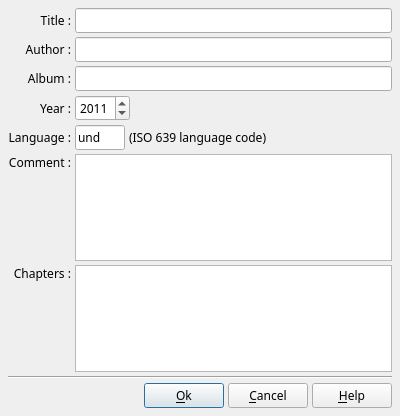
Above: src/ffDiaporama/DlgffDPjrProperties/DlgffDPjrProperties.ui from boenki/ffdiaporama before the change. Below: the same form after it.
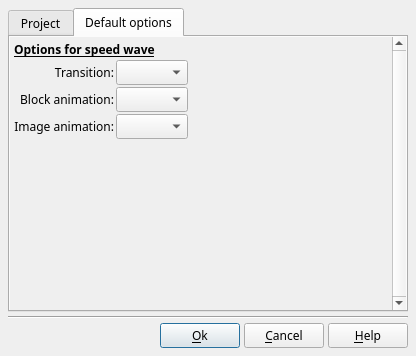
That is the form after the change. Icons and pictures are not drawn. Custom widgets are drawn as their Qt base class.

What changed in the file:
```diff
--- a/src/ffDiaporama/DlgffDPjrProperties/DlgffDPjrProperties.ui
+++ b/src/ffDiaporama/DlgffDPjrProperties/DlgffDPjrProperties.ui
@@ -6,8 +6,8 @@
    <rect>
     <x>0</x>
     <y>0</y>
-    <width>400</width>
-    <height>416</height>
+    <width>416</width>
+    <height>356</height>
    </rect>
   </property>
   <property name="font">
@@ -27,35 +27,55 @@
     <number>8</number>
    </property>
    <item>
-    <layout class="QGridLayout" name="gridLayout">
-     <item row="0" column="0">
-      <widget class="QLabel" name="label">
-       <property name="text">
-        <string>Title :</string>
-       </property>
-       <property name="alignment">
-        <set>Qt::AlignRight|Qt::AlignTrailing|Qt::AlignVCenter</set>
-       </property>
-      </widget>
-     </item>
-     <item row="0" column="1">
-      <widget class="QLineEdit" name="TitleED">
-       <property name="maxLength">
-        <number>30</number>
+    <widget class="QTabWidget" name="tabWidget">
+     <property name="minimumSize">
+      <size>
+       <width>400</width>
+       <height>300</height>
+      </size>
+     </property>
+     <property name="currentIndex">
+      <number>1</number>
+     </property>
+     <widget class="QWidget" name="TabProject">
+      <attribute name="title">
+       <string>Project</string>
+      </attribute>
+      <layout class="QVBoxLayout" name="verticalLayout_2">
+       <property name="spacing">
+        <number>0</number>
        </property>
-      </widget>
-     </item>
-     <item row="1" column="0">
-      <widget class="QLabel" name="label_2">
-       <property name="text">
-        <string>Author :</string>
+       <property name="margin">
+        <number>0</number>
        </property>
-       <property name="alignment">
-        <set>Qt::AlignRight|Qt::AlignTrailing|Qt::AlignVCenter</set>
-       </property>
-      </widget>
-     </item>
-     <item row="2" column="0">
+       <item>
+        <widget class="QScrollArea" name="scrollArea">
+         <property name="frameShape">
+          <enum>QFrame::NoFrame</enum>
+         </property>
+         <property name="verticalScrollBarPolicy">
+          <enum>Qt::ScrollBarAlwaysOn</enum>
+         </property>
+         <property name="widgetResizable">
+          <bool>true</bool>
+         </property>
+         <widget class="QWidget" name="scrollAreaWidgetContents">
+          <property name="geometry">
+           <rect>
+            <x>0</x>
+            <y>0</y>
+            <width>295</width>
+            <height>326</height>
+           </rect>
+          </property>
+          <layout class="QGridLayout" name="gridLayout_2">
+           <property name="margin">
+            <number>4</number>
+           </property>
+           <property name="spacing">
+            <number>2</number>
+           </property>
+           <item row="3" column="0">
       <widget class="QLabel" name="label_3">
        <property name="text">
         <string>Album :</string>
@@ -65,68 +85,31 @@
        </property>
       </widget>
      </item>
-     <item row="3" column="0">
-      <widget class="QLabel" name="label_4">
+           <item row="7" column="0">
+            <widget class="QLabel" name="label_8">
        <property name="text">
-        <string>Year :</string>
+              <string>Chapters :</string>
+             </property>
+             <property name="alignment">
+              <set>Qt::AlignRight|Qt::AlignTop|Qt::AlignTrailing</set>
+             </property>
+            </widget>
+           </item>
+           <item row="2" column="0">
+            <widget class="QLabel" name="label_2">
+             <property name="text">
+              <string>Author :</string>
        </property>
        <property name="alignment">
         <set>Qt::AlignRight|Qt::AlignTrailing|Qt::AlignVCenter</set>
        </property>
       </widget>
      </item>
-     <item row="1" column="1">
-      <widget class="QLineEdit" name="AuthorED">
-       <property name="maxLength">
-        <number>30</number>
-       </property>
-      </widget>
-     </item>
-     <item row="2" column="1">
-      <widget class="QLineEdit" name="AlbumED">
-       <property name="maxLength">
-        <number>30</number>
-       </property>
-      </widget>
-     </item>
-     <item row="3" column="1">
-      <widget class="QSpinBox" name="YearED">
-       <property name="sizePolicy">
-        <sizepolicy hsizetype="Fixed" vsizetype="Fixed">
-         <horstretch>0</horstretch>
-         <verstretch>0</verstretch>
-        </sizepolicy>
-       </property>
-       <property name="minimum">
-        <number>1970</number>
-       </property>
-       <property name="maximum">
-        <number>2050</number>
-       </property>
-       <property name="value">
-        <number>2011</number>
-       </property>
-      </widget>
-     </item>
      <item row="5" column="1">
-      <widget class="QPlainTextEdit" name="CommentED">
-       <property name="lineWrapMode">
-        <enum>QPlainTextEdit::NoWrap</enum>
-       </property>
-      </widget>
-     </item>
-     <item row="4" column="0">
-      <widget class="QLabel" name="label_7">
-       <property name="text">
-        <string>Language :</string>
-       </property>
-       <property name="alignment">
-        <set>Qt::AlignRight|Qt::AlignTrailing|Qt::AlignVCenter</set>
-       </property>
-      </widget>
-     </item>
-     <item row="4" column="1">
       <layout class="QHBoxLayout" name="horizontalLayout_10">
+             <property name="spacing">
+              <number>2</number>
+             </property>
        <property name="margin">
         <number>0</number>
        </property>
@@ -167,7 +150,115 @@
        </item>
       </layout>
      </item>
-     <item row="5" column="0">
+           <item row="0" column="0">
+            <widget class="QLabel" name="label_18">
+             <property name="text">
+              <string>Project geometry:</string>
+             </property>
+             <property name="alignment">
+              <set>Qt::AlignRight|Qt::AlignTrailing|Qt::AlignVCenter</set>
+             </property>
+             <property name="buddy">
+              <cstring>GeometryCombo</cstring>
+             </property>
+            </widget>
+           </item>
+           <item row="7" column="1">
+            <widget class="QTableWidget" name="ChapterTable"/>
+           </item>
+           <item row="4" column="1">
+            <widget class="QSpinBox" name="YearED">
+             <property name="sizePolicy">
+              <sizepolicy hsizetype="Fixed" vsizetype="Fixed">
+               <horstretch>0</horstretch>
+               <verstretch>0</verstretch>
+              </sizepolicy>
+             </property>
+             <property name="minimum">
+              <number>1970</number>
+             </property>
+             <property name="maximum">
+              <number>2050</number>
+             </property>
+             <property name="value">
+              <number>2011</number>
+             </property>
+            </widget>
+           </item>
+           <item row="3" column="1">
+            <widget class="QLineEdit" name="AlbumED">
+             <property name="maxLength">
+              <number>30</number>
+             </property>
+            </widget>
+           </item>
+           <item row="2" column="1">
+            <widget class="QLineEdit" name="AuthorED">
+             <property name="maxLength">
+              <number>30</number>
+             </property>
+            </widget>
+           </item>
+           <item row="1" column="1">
+            <widget class="QLineEdit" name="TitleED">
+             <property name="maxLength">
+              <number>30</number>
+             </property>
+            </widget>
+           </item>
+           <item row="1" column="0">
+            <widget class="QLabel" name="label">
+             <property name="text">
+              <string>Title :</string>
+             </property>
+             <property name="alignment">
+              <set>Qt::AlignRight|Qt::AlignTrailing|Qt::AlignVCenter</set>
+             </property>
+            </widget>
+           </item>
+           <item row="6" column="1">
+            <widget class="QPlainTextEdit" name="CommentED">
+             <property name="lineWrapMode">
+              <enum>QPlainTextEdit::NoWrap</enum>
+             </property>
+            </widget>
+           </item>
+           <item row="4" column="0">
+            <widget class="QLabel" name="label_4">
+             <property name="text">
+              <string>Year :</string>
+             </property>
+             <property name="alignment">
+              <set>Qt::AlignRight|Qt::AlignTrailing|Qt::AlignVCenter</set>
+             </property>
+            </widget>
+           </item>
+           <item row="0" column="1">
+            <widget class="QComboBox" name="GeometryCombo">
+             <property name="toolTip">
+              <string>Select the image geometry to be used for the creation of new projects</string>
+             </property>
+             <property name="currentIndex">
+              <number>0</number>
+             </property>
+             <item>
+              <property name="text">
+               <string>Old TV (4:3)</string>
+              </property>
+             </item>
+             <item>
+              <property name="text">
+               <string>TV Wide (16:9)</string>
+              </property>
+             </item>
+             <item>
+              <property name="text">
+               <string>Cinema (2.35:1)</string>
+              </property>
+             </item>
+            </widget>
+           </item>
+           <item row="6" column="0">
       <widget class="QLabel" name="label_5">
        <property name="text">
         <string>Comment :</string>
@@ -177,8 +268,8 @@
        </property>
       </widget>
      </item>
-     <item row="6" column="0">
-      <widget class="QLabel" name="label_8">
+           <item row="5" column="0">
+            <widget class="QLabel" name="label_7">
        <property name="text">
         <string>Chapters :</string>
        </property>
@@ -187,10 +278,229 @@
        </property>
       </widget>
      </item>
-     <item row="6" column="1">
-      <widget class="QTableWidget" name="ChapterTable"/>
-     </item>
-    </layout>
+           <item row="8" column="0">
+            <spacer name="verticalSpacer">
+             <property name="orientation">
+              <enum>Qt::Vertical</enum>
+             </property>
+             <property name="sizeHint" stdset="0">
+              <size>
+               <width>20</width>
+               <height>40</height>
+              </size>
+             </property>
+            </spacer>
+           </item>
+          </layout>
+         </widget>
+        </widget>
+       </item>
+      </layout>
+     </widget>
+     <widget class="QWidget" name="TabOption">
+      <attribute name="title">
+       <string>Default options</string>
+      </attribute>
+      <layout class="QVBoxLayout" name="verticalLayout_3">
+       <property name="spacing">
+        <number>0</number>
+       </property>
+       <property name="margin">
+        <number>0</number>
+       </property>
+       <item>
+        <widget class="QScrollArea" name="scrollArea_2">
+         <property name="frameShape">
+          <enum>QFrame::NoFrame</enum>
+         </property>
+         <property name="verticalScrollBarPolicy">
+          <enum>Qt::ScrollBarAlwaysOn</enum>
+         </property>
+         <property name="widgetResizable">
+          <bool>true</bool>
+         </property>
+         <widget class="QWidget" name="scrollAreaWidgetContents_2">
+          <property name="geometry">
+           <rect>
+            <x>0</x>
+            <y>0</y>
+            <width>383</width>
+            <height>271</height>
+           </rect>
+          </property>
+          <layout class="QGridLayout" name="gridLayout">
+           <property name="margin">
+            <number>4</number>
+           </property>
+           <property name="spacing">
+            <number>2</number>
+           </property>
+           <item row="4" column="0">
+            <spacer name="verticalSpacer_2">
+             <property name="orientation">
+              <enum>Qt::Vertical</enum>
+             </property>
+             <property name="sizeHint" stdset="0">
+              <size>
+               <width>20</width>
+               <height>40</height>
+              </size>
+             </property>
+            </spacer>
+           </item>
+           <item row="0" column="0" colspan="2">
+            <widget class="QLabel" name="label_44">
+             <property name="font">
+              <font>
+               <weight>75</weight>
+               <bold>true</bold>
+               <underline>true</underline>
+              </font>
+             </property>
+             <property name="text">
+              <string>&lt;html&gt;&lt;head/&gt;&lt;body&gt;&lt;p&gt;Options for speed wave&lt;/p&gt;&lt;/body&gt;&lt;/html&gt;</string>
+             </property>
+             <property name="alignment">
+              <set>Qt::AlignBottom|Qt::AlignLeading|Qt::AlignLeft</set>
+             </property>
+            </widget>
+           </item>
+           <item row="2" column="0">
+            <widget class="QLabel" name="label_45">
+             <property name="text">
+              <string>Block animation:</string>
+             </property>
+             <property name="alignment">
+              <set>Qt::AlignRight|Qt::AlignTrailing|Qt::AlignVCenter</set>
+             </property>
+             <property name="buddy">
+              <cstring>TransitionSpeedWaveCB</cstring>
+             </property>
+            </widget>
+           </item>
+           <item row="1" column="0">
+            <widget class="QLabel" name="label_17">
+             <property name="text">
+              <string>Transition:</string>
+             </property>
+             <property name="alignment">
+              <set>Qt::AlignRight|Qt::AlignTrailing|Qt::AlignVCenter</set>
+             </property>
+             <property name="buddy">
+              <cstring>TransitionSpeedWaveCB</cstring>
+             </property>
+            </widget>
+           </item>
+           <item row="3" column="0">
+            <widget class="QLabel" name="label_46">
+             <property name="text">
+              <string>Image animation:</string>
+             </property>
+             <property name="alignment">
+              <set>Qt::AlignRight|Qt::AlignTrailing|Qt::AlignVCenter</set>
+             </property>
+             <property name="buddy">
+              <cstring>TransitionSpeedWaveCB</cstring>
+             </property>
+            </widget>
+           </item>
+           <item row="1" column="1">
+            <layout class="QHBoxLayout" name="horizontalLayout_11">
+             <property name="spacing">
+              <number>2</number>
+             </property>
+             <item>
+              <widget class="cCSpeedWaveComboBox" name="TransitionSpeedWaveCB">
+               <property name="toolTip">
+                <string>Select the playback profile to be used for transitions and animations</string>
+               </property>
+               <property name="currentIndex">
+                <number>-1</number>
+               </property>
+              </widget>
+             </item>
+             <item>
+              <spacer name="horizontalSpacer_8">
+               <property name="orientation">
+                <enum>Qt::Horizontal</enum>
+               </property>
+               <property name="sizeHint" stdset="0">
+                <size>
+                 <width>0</width>
+                 <height>20</height>
+                </size>
+               </property>
+              </spacer>
+             </item>
+            </layout>
+           </item>
+           <item row="2" column="1">
+            <layout class="QHBoxLayout" name="horizontalLayout_12">
+             <property name="spacing">
+              <number>2</number>
+             </property>
+             <item>
+              <widget class="cCSpeedWaveComboBox" name="BlockSpeedWaveCB">
+               <property name="toolTip">
+                <string>Select the playback profile to be used for transitions and animations</string>
+               </property>
+               <property name="currentIndex">
+                <number>-1</number>
+               </property>
+              </widget>
+             </item>
+             <item>
+              <spacer name="horizontalSpacer_9">
+               <property name="orientation">
+                <enum>Qt::Horizontal</enum>
+               </property>
+               <property name="sizeHint" stdset="0">
+                <size>
+                 <width>0</width>
+                 <height>20</height>
+                </size>
+               </property>
+              </spacer>
+             </item>
+            </layout>
+           </item>
+           <item row="3" column="1">
+            <layout class="QHBoxLayout" name="horizontalLayout_14">
+             <property name="spacing">
+              <number>2</number>
+             </property>
+             <item>
+              <widget class="cCSpeedWaveComboBox" name="ImageSpeedWaveCB">
+               <property name="toolTip">
+                <string>Select the playback profile to be used for transitions and animations</string>
+               </property>
+               <property name="currentIndex">
+                <number>-1</number>
+               </property>
+              </widget>
+             </item>
+             <item>
+              <spacer name="horizontalSpacer_10">
+               <property name="orientation">
+                <enum>Qt::Horizontal</enum>
+               </property>
+               <property name="sizeHint" stdset="0">
+                <size>
+                 <width>0</width>
+                 <height>20</height>
+                </size>
+               </property>
+              </spacer>
+             </item>
+            </layout>
+           </item>
+          </layout>
+         </widget>
+        </widget>
+       </item>
+      </layout>
+     </widget>
+    </widget>
    </item>
    <item>
     <widget class="Line" name="line">
@@ -266,6 +576,13 @@
    </item>
   </layout>
  </widget>
+ <customwidgets>
+  <customwidget>
+   <class>cCSpeedWaveComboBox</class>
+   <extends>QComboBox</extends>
+   <header>../CustomCtrl/cCSpeedWaveComboBox.h</header>
+  </customwidget>
+ </customwidgets>
  <resources>
   <include location="../../../RSCffDiaporama.qrc"/>
  </resources>
```
Left out of the diff: 10 changed lines with no effect on the pictures. Lines whose indentation alone changed are shown as unchanged.
